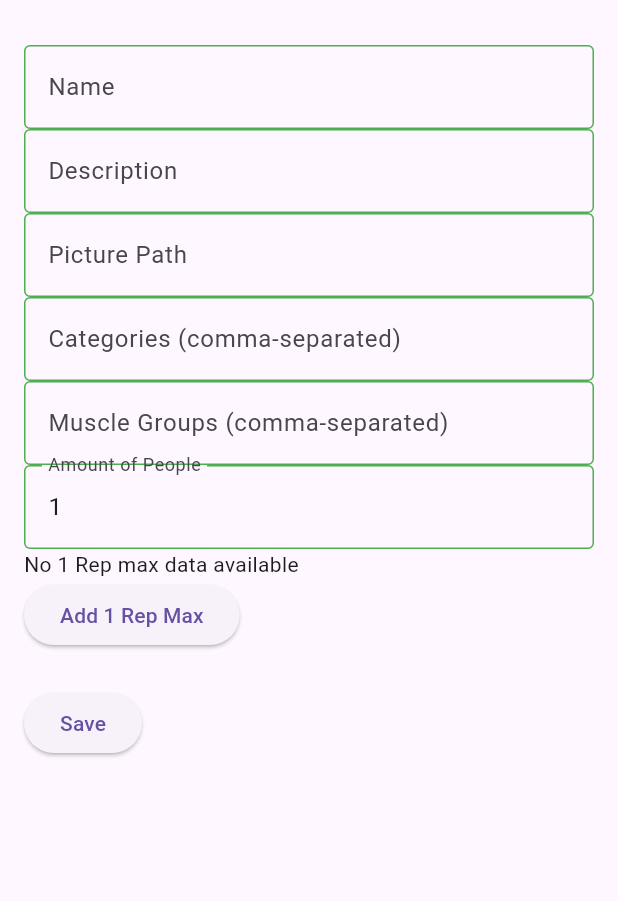
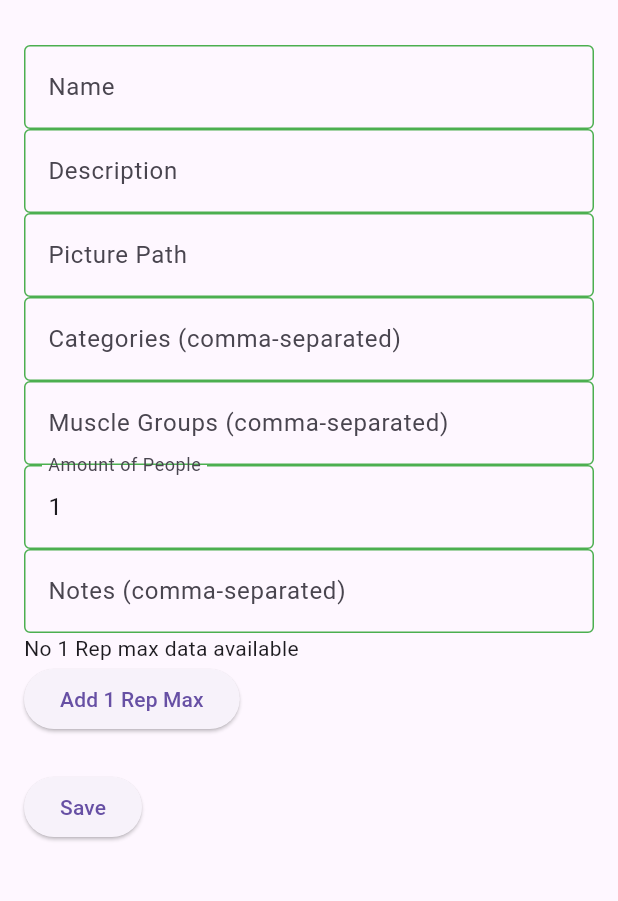
Before and after one commit to CrushTim/trainingplaner, a Flutter app: the HomePage screen opened by its route, item 3 of the bottom bar chosen, after a tap on "Add Exercise Foundation", on a phone screen of 412 x 824 dp, the part 63-964 px from its top. Run offline on Flutter 3.47's test engine with Material 3 defaults, Android fonts, the phone set to English and light mode, and no system bars; our stand-ins replace cloud_firestore, firebase_auth, firebase_core; missing offline and left inert: firebase_ui_auth, multiple_stream_builder; accounts and stored records are empty.

Commit message:
foundation notes in the provider when getting exercise foundations

```diff
--- a/lib/business/businessClasses/exercise_foundation_bus.dart
+++ b/lib/business/businessClasses/exercise_foundation_bus.dart
@@ -1,4 +1,6 @@
 import 'package:trainingplaner/backend/dataClasses/exercise_foundation_data.dart';
+import 'package:trainingplaner/business/businessClasses/exercise_foundation_notes.dart';
+import 'package:trainingplaner/business/businessClasses/user_specific_exercise_data.dart';
 import 'package:trainingplaner/business/trainingsplaner_bus_interface.dart';
 
 class ExerciseFoundationBus
@@ -23,6 +25,16 @@ class ExerciseFoundationBus
 
   ///represents the amount of people that are required to perform the exercise
   int exerciseFoundationAmountOfPeople;
+
+  ///a Notes object that a user can map to this exercise Foundation.
+  ///It is user dependent and will be mapped in the view streambuilder
+
+  ExerciseFoundationNotesBus? exerciseFoundationNotes = ExerciseFoundationNotesBus(exerciseFoundationNotesId: "", exerciseFoundationNotes: [""], exerciseFoundationId: "");
+
+
+  ///A list of User Data objects- containing data for 1 Rep max values
+  ///It is user dependent and will be mapped in the view streambuilder
+  List<UserSpecificExerciseBus> userSpecific1RepMaxes = [];
 
   ///constructor of the exercise foundation
   ExerciseFoundationBus({
--- a/lib/frontend/uc04ExerciseFoundation/exercise_foundation_edit_fields.dart
+++ b/lib/frontend/uc04ExerciseFoundation/exercise_foundation_edit_fields.dart
@@ -68,6 +68,11 @@ class _ExerciseFoundationEditFieldsState extends State<ExerciseFoundationEditFie
                 keyboardType: TextInputType.number,
                 onChanged: (value) => provider.handleTextFieldChange('amountOfPeople', value),
               ),
+              TextField(
+                controller: provider.notesController,
+                decoration: const InputDecoration(labelText: 'Notes (comma-separated)'),
+                onChanged: (value) => provider.handleTextFieldChange('notes', value),
+              ),
               provider.userSpecificExercise.isEmpty ? const Text("No 1 Rep max data available") : Column(
                 children: provider.userSpecificExercise.map((userSpecificExercise) {
                   return UserSpecificOneRepMaxListTile(userSpecificExercise: userSpecificExercise);
--- a/lib/frontend/uc04ExerciseFoundation/exercise_foundation_provider.dart
+++ b/lib/frontend/uc04ExerciseFoundation/exercise_foundation_provider.dart
@@ -1,8 +1,10 @@
 import 'package:flutter/material.dart';
 import 'package:multiple_stream_builder/multiple_stream_builder.dart';
 import 'package:trainingplaner/business/businessClasses/exercise_foundation_bus.dart';
+import 'package:trainingplaner/business/businessClasses/exercise_foundation_notes.dart';
 import 'package:trainingplaner/business/businessClasses/user_specific_exercise_data.dart';
 import 'package:trainingplaner/business/reports/excercise_foundation_bus_report.dart';
+import 'package:trainingplaner/business/reports/exercise_foundation_notes_bus_report.dart';
 import 'package:trainingplaner/business/reports/user_specific_exercise_data_bus_report.dart';
 import 'package:trainingplaner/frontend/trainingsplaner_provider.dart';
 import 'package:trainingplaner/frontend/uc04ExerciseFoundation/exercise_foundation_list_tile.dart';
@@ -42,6 +44,7 @@ class ExerciseFoundationProvider extends TrainingsplanerProvider<ExerciseFoundat
   final TextEditingController categoriesController = TextEditingController();
   final TextEditingController muscleGroupsController = TextEditingController();
   final TextEditingController amountOfPeopleController = TextEditingController();
+  final TextEditingController notesController = TextEditingController();
 
 
   void initState() {
@@ -52,6 +55,7 @@ class ExerciseFoundationProvider extends TrainingsplanerProvider<ExerciseFoundat
       categoriesController.text = getSelectedBusinessClass!.exerciseFoundationCategories.join(', ');
       muscleGroupsController.text = getSelectedBusinessClass!.exerciseFoundationMuscleGroups.join(', ');
       amountOfPeopleController.text = getSelectedBusinessClass!.exerciseFoundationAmountOfPeople.toString();
+      notesController.text = getSelectedBusinessClass!.exerciseFoundationNotes?.exerciseFoundationNotes.join(', ') ?? "";
     } else {
       nameController.text = businessClassForAdd.exerciseFoundationName;
       descriptionController.text = businessClassForAdd.exerciseFoundationDescription;
@@ -59,6 +63,7 @@ class ExerciseFoundationProvider extends TrainingsplanerProvider<ExerciseFoundat
       categoriesController.text = businessClassForAdd.exerciseFoundationCategories.join(', ');
       muscleGroupsController.text = businessClassForAdd.exerciseFoundationMuscleGroups.join(', ');
       amountOfPeopleController.text = businessClassForAdd.exerciseFoundationAmountOfPeople.toString();
+      notesController.text = businessClassForAdd.exerciseFoundationNotes?.exerciseFoundationNotes.join(', ') ?? "";
     }
   }
 
@@ -83,6 +88,9 @@ class ExerciseFoundationProvider extends TrainingsplanerProvider<ExerciseFoundat
       case 'amountOfPeople':
         target.exerciseFoundationAmountOfPeople = int.tryParse(value) ?? 1;
         break;
+      case 'notes':
+        target.exerciseFoundationNotes = ExerciseFoundationNotesBus(exerciseFoundationNotesId: "", exerciseFoundationNotes: value.split(',').map((e) => e.trim()).toList(), exerciseFoundationId: target.getId());
+        break;
     }
     notifyListeners();
   }
@@ -99,21 +107,43 @@ class ExerciseFoundationProvider extends TrainingsplanerProvider<ExerciseFoundat
   //                         View Methods
   // /////////////////////////////////////////////////////////////////////
 
-  StreamBuilder2 getAllExerciseFoundationsWithUserLinks() {
-    return StreamBuilder2(
-      streams: StreamTuple2(reportTaskVar.getAll(), userSpecificExerciseDataReport.getAll()),
+  ExerciseFoundationNotesBusReport exerciseFoundationNotesBusReport = ExerciseFoundationNotesBusReport();
+
+  StreamBuilder3 getAllExerciseFoundationsWithUserLinks() {
+    return StreamBuilder3(
+      streams: StreamTuple3(reportTaskVar.getAll(), userSpecificExerciseDataReport.getAll(), exerciseFoundationNotesBusReport.getAll()),
       builder: (context, snapshots) {
-        if (snapshots.snapshot1.connectionState == ConnectionState.waiting || snapshots.snapshot2.connectionState == ConnectionState.waiting) {
+        if (snapshots.snapshot1.connectionState == ConnectionState.waiting || snapshots.snapshot2.connectionState == ConnectionState.waiting || snapshots.snapshot2.connectionState == ConnectionState.waiting) {
           return const CircularProgressIndicator();
-        } else if (snapshots.snapshot1.hasError || snapshots.snapshot2.hasError) {
-          return Text(snapshots.snapshot1.error.toString() + snapshots.snapshot2.error.toString());
+        } else if (snapshots.snapshot1.hasError || snapshots.snapshot2.hasError || snapshots.snapshot3.hasError) {
+          return Text(snapshots.snapshot1.error.toString() + snapshots.snapshot2.error.toString() + snapshots.snapshot3.error.toString());
         } else {
           List<ExerciseFoundationBus> exerciseFoundations = snapshots.snapshot1.data!;
-          List<UserSpecificExerciseBus> userSpecificExercise = snapshots.snapshot2.data!;
+          List<UserSpecificExerciseBus> userSpecificExercises = snapshots.snapshot2.data!;
+          List<ExerciseFoundationNotesBus> exerciseFoundationNotes = snapshots.snapshot3.data!;
+
+
+          Map<String, List<UserSpecificExerciseBus>> userSpecificMap = {};
+          Map<String, ExerciseFoundationNotesBus> notesMap = {};
+
+          // Build maps once
+          for (var exercise in userSpecificExercises) {
+            userSpecificMap.putIfAbsent(exercise.foundationId, () => []).add(exercise);
+          }
+
+          for (var note in exerciseFoundationNotes) {
+            notesMap[note.exerciseFoundationId] = note;
+          }
+
           return Column(
             children: exerciseFoundations.map((exerciseFoundation) {
-              List<UserSpecificExerciseBus> userSpecificExerciseForFoundation = userSpecificExercise.where((userSpecificExercise) => userSpecificExercise.foundationId == exerciseFoundation.exerciseFoundationId).toList();
-              return ExerciseFoundationListTile(exerciseFoundation: exerciseFoundation, userSpecificExercise: userSpecificExerciseForFoundation);
+              String id = exerciseFoundation.getId();
+
+
+              exerciseFoundation.userSpecific1RepMaxes = userSpecificMap[id] ?? [];
+              exerciseFoundation.exerciseFoundationNotes = notesMap[id];
+
+              return ExerciseFoundationListTile(exerciseFoundation: exerciseFoundation);
             }).toList().cast<Widget>(),
           );
         }
--- a/todo.txt
+++ b/todo.txt
@@ -1,8 +1,8 @@
 CRNT
     -make seperate document for notes
-        -> make the provider stuff
-            -> use bus in provider
-        !REPMAX.
+        - make add / update functionallity on save in the exercise foundation edit fields
+
+    1REPMAX.
             ->  after 1rep max update update the list in the exercise foundation edit fields
             ->  reset the datetimepicker
     make exercise foundation more perfomant
```
Also changed, not shown: lib/backend/dataClasses/exercise_foundation_notes_data.dart (+5 -2 lines), lib/frontend/uc04ExerciseFoundation/exercise_foundation_list_tile.dart (+11 -14 lines).
